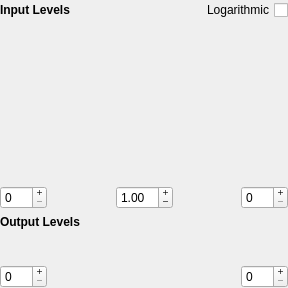
Before: the Qt Designer form krita/plugins/filters/levelfilter/wdg_level.ui in KDE/krita, drawn with Qt 5.
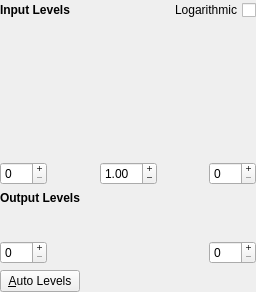
After: the same form once the commit is applied. Custom widgets are drawn as their Qt base class.

Commit message: Added an auto leveling option to Adjust->Levels

Diff of the .ui file:
```diff
--- a/krita/plugins/filters/levelfilter/wdg_level.ui
+++ b/krita/plugins/filters/levelfilter/wdg_level.ui
@@ -6,8 +6,8 @@
    <rect>
     <x>0</x>
     <y>0</y>
-    <width>288</width>
-    <height>288</height>
+    <width>256</width>
+    <height>292</height>
    </rect>
   </property>
   <property name="sizePolicy">
@@ -31,151 +31,10 @@
   <property name="windowTitle">
    <string>Levels</string>
   </property>
-  <layout class="QGridLayout" rowstretch="0,2,0,0,0,0,0,0,0,0">
+  <layout class="QGridLayout" rowstretch="0,0,0,0,0,0,0,0,0,0,0,0,0,0">
    <property name="margin">
     <number>0</number>
    </property>
-   <item row="8" column="0">
-    <widget class="KisGradientSlider" name="outgradient" native="true">
-     <property name="minimumSize">
-      <size>
-       <width>256</width>
-       <height>24</height>
-      </size>
-     </property>
-    </widget>
-   </item>
-   <item row="9" column="0">
-    <layout class="QHBoxLayout">
-     <item>
-      <widget class="QSpinBox" name="outblackspin">
-       <property name="buttonSymbols">
-        <enum>QAbstractSpinBox::PlusMinus</enum>
-       </property>
-       <property name="maximum">
-        <number>255</number>
-       </property>
-      </widget>
-     </item>
-     <item>
-      <spacer name="spacer3">
-       <property name="orientation">
-        <enum>Qt::Horizontal</enum>
-       </property>
-       <property name="sizeType">
-        <enum>QSizePolicy::MinimumExpanding</enum>
-       </property>
-       <property name="sizeHint" stdset="0">
-        <size>
-         <width>50</width>
-         <height>20</height>
-        </size>
-       </property>
-      </spacer>
-     </item>
-     <item>
-      <widget class="QSpinBox" name="outwhitespin">
-       <property name="buttonSymbols">
-        <enum>QAbstractSpinBox::PlusMinus</enum>
-       </property>
-       <property name="maximum">
-        <number>255</number>
-       </property>
-      </widget>
-     </item>
-    </layout>
-   </item>
-   <item row="6" column="0">
-    <spacer name="verticalSpacer">
-     <property name="orientation">
-      <enum>Qt::Vertical</enum>
-     </property>
-     <property name="sizeType">
-      <enum>QSizePolicy::Fixed</enum>
-     </property>
-     <property name="sizeHint" stdset="0">
-      <size>
-       <width>0</width>
-       <height>0</height>
-      </size>
-     </property>
-    </spacer>
-   </item>
-   <item row="5" column="0">
-    <layout class="QHBoxLayout">
-     <item>
-      <widget class="QSpinBox" name="blackspin">
-       <property name="buttonSymbols">
-        <enum>QAbstractSpinBox::PlusMinus</enum>
-       </property>
-       <property name="maximum">
-        <number>255</number>
-       </property>
-      </widget>
-     </item>
-     <item>
-      <spacer name="spacer5">
-       <property name="orientation">
-        <enum>Qt::Horizontal</enum>
-       </property>
-       <property name="sizeType">
-        <enum>QSizePolicy::MinimumExpanding</enum>
-       </property>
-       <property name="sizeHint" stdset="0">
-        <size>
-         <width>25</width>
-         <height>20</height>
-        </size>
-       </property>
-      </spacer>
-     </item>
-     <item>
-      <widget class="QDoubleSpinBox" name="gammaspin">
-       <property name="buttonSymbols">
-        <enum>QAbstractSpinBox::PlusMinus</enum>
-       </property>
-       <property name="minimum">
-        <double>0.100000000000000</double>
-       </property>
-       <property name="maximum">
-        <double>10.000000000000000</double>
-       </property>
-       <property name="singleStep">
-        <double>0.010000000000000</double>
-       </property>
-       <property name="value">
-        <double>1.000000000000000</double>
-       </property>
-      </widget>
-     </item>
-     <item>
-      <spacer name="spacer6">
-       <property name="orientation">
-        <enum>Qt::Horizontal</enum>
-       </property>
-       <property name="sizeType">
-        <enum>QSizePolicy::MinimumExpanding</enum>
-       </property>
-       <property name="sizeHint" stdset="0">
-        <size>
-         <width>25</width>
-         <height>20</height>
-        </size>
-       </property>
-      </spacer>
-     </item>
-     <item>
-      <widget class="QSpinBox" name="whitespin">
-       <property name="buttonSymbols">
-        <enum>QAbstractSpinBox::PlusMinus</enum>
-       </property>
-       <property name="maximum">
-        <number>255</number>
-       </property>
-      </widget>
-     </item>
-    </layout>
-   </item>
    <item row="7" column="0">
     <widget class="QLabel" name="textLabel3">
      <property name="text">
@@ -267,6 +126,171 @@
      </item>
     </layout>
    </item>
+   <item row="6" column="0">
+    <spacer name="verticalSpacer">
+     <property name="orientation">
+      <enum>Qt::Vertical</enum>
+     </property>
+     <property name="sizeType">
+      <enum>QSizePolicy::Fixed</enum>
+     </property>
+     <property name="sizeHint" stdset="0">
+      <size>
+       <width>0</width>
+       <height>0</height>
+      </size>
+     </property>
+    </spacer>
+   </item>
+   <item row="5" column="0">
+    <layout class="QHBoxLayout">
+     <item>
+      <widget class="QSpinBox" name="blackspin">
+       <property name="buttonSymbols">
+        <enum>QAbstractSpinBox::PlusMinus</enum>
+       </property>
+       <property name="maximum">
+        <number>255</number>
+       </property>
+      </widget>
+     </item>
+     <item>
+      <spacer name="spacer5">
+       <property name="orientation">
+        <enum>Qt::Horizontal</enum>
+       </property>
+       <property name="sizeType">
+        <enum>QSizePolicy::MinimumExpanding</enum>
+       </property>
+       <property name="sizeHint" stdset="0">
+        <size>
+         <width>25</width>
+         <height>20</height>
+        </size>
+       </property>
+      </spacer>
+     </item>
+     <item>
+      <widget class="QDoubleSpinBox" name="gammaspin">
+       <property name="buttonSymbols">
+        <enum>QAbstractSpinBox::PlusMinus</enum>
+       </property>
+       <property name="minimum">
+        <double>0.100000000000000</double>
+       </property>
+       <property name="maximum">
+        <double>10.000000000000000</double>
+       </property>
+       <property name="singleStep">
+        <double>0.010000000000000</double>
+       </property>
+       <property name="value">
+        <double>1.000000000000000</double>
+       </property>
+      </widget>
+     </item>
+     <item>
+      <spacer name="spacer6">
+       <property name="orientation">
+        <enum>Qt::Horizontal</enum>
+       </property>
+       <property name="sizeType">
+        <enum>QSizePolicy::MinimumExpanding</enum>
+       </property>
+       <property name="sizeHint" stdset="0">
+        <size>
+         <width>25</width>
+         <height>20</height>
+        </size>
+       </property>
+      </spacer>
+     </item>
+     <item>
+      <widget class="QSpinBox" name="whitespin">
+       <property name="buttonSymbols">
+        <enum>QAbstractSpinBox::PlusMinus</enum>
+       </property>
+       <property name="maximum">
+        <number>255</number>
+       </property>
+      </widget>
+     </item>
+    </layout>
+   </item>
+   <item row="9" column="0">
+    <layout class="QHBoxLayout">
+     <item>
+      <widget class="QSpinBox" name="outblackspin">
+       <property name="buttonSymbols">
+        <enum>QAbstractSpinBox::PlusMinus</enum>
+       </property>
+       <property name="maximum">
+        <number>255</number>
+       </property>
+      </widget>
+     </item>
+     <item>
+      <spacer name="spacer3">
+       <property name="orientation">
+        <enum>Qt::Horizontal</enum>
+       </property>
+       <property name="sizeType">
+        <enum>QSizePolicy::MinimumExpanding</enum>
+       </property>
+       <property name="sizeHint" stdset="0">
+        <size>
+         <width>50</width>
+         <height>20</height>
+        </size>
+       </property>
+      </spacer>
+     </item>
+     <item>
+      <widget class="QSpinBox" name="outwhitespin">
+       <property name="buttonSymbols">
+        <enum>QAbstractSpinBox::PlusMinus</enum>
+       </property>
+       <property name="maximum">
+        <number>255</number>
+       </property>
+      </widget>
+     </item>
+    </layout>
+   </item>
+   <item row="11" column="0">
+    <layout class="QHBoxLayout" name="horizontalLayout_6">
+     <item>
+      <widget class="QPushButton" name="butauto">
+       <property name="text">
+        <string>&amp;Auto Levels</string>
+       </property>
+      </widget>
+     </item>
+     <item>
+      <spacer name="horizontalSpacer">
+       <property name="orientation">
+        <enum>Qt::Horizontal</enum>
+       </property>
+       <property name="sizeHint" stdset="0">
+        <size>
+         <width>40</width>
+         <height>20</height>
+        </size>
+       </property>
+      </spacer>
+     </item>
+    </layout>
+   </item>
+   <item row="8" column="0">
+    <widget class="KisGradientSlider" name="outgradient" native="true">
+     <property name="minimumSize">
+      <size>
+       <width>256</width>
+       <height>24</height>
+      </size>
+     </property>
+    </widget>
+   </item>
   </layout>
  </widget>
  <customwidgets>
```
The commit also changes 2 other files.
